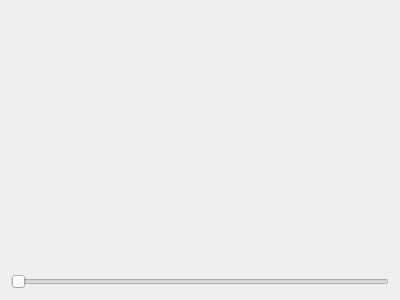
Above: application/gui/videoplayer.ui from BioFoV/BioFoV before the change. Below: the same form after it.
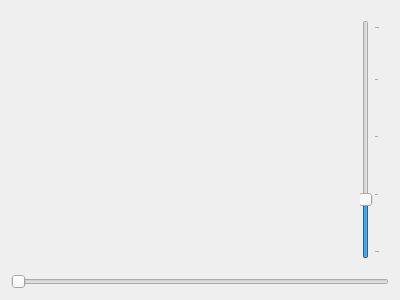
That is the form after the change.

Commit message: added speed slider

The edit to the form file:
```diff
--- a/application/gui/videoplayer.ui
+++ b/application/gui/videoplayer.ui
@@ -15,7 +15,35 @@
   </property>
   <layout class="QVBoxLayout" name="verticalLayout">
    <item>
-    <widget class="QWidget" name="player" native="true"/>
+    <widget class="QWidget" name="widget" native="true">
+     <layout class="QHBoxLayout" name="horizontalLayout_2">
+      <item>
+       <widget class="QWidget" name="player" native="true"/>
+      </item>
+      <item>
+       <widget class="QSlider" name="speedSlider">
+        <property name="minimum">
+         <number>1</number>
+        </property>
+        <property name="maximum">
+         <number>40</number>
+        </property>
+        <property name="value">
+         <number>10</number>
+        </property>
+        <property name="orientation">
+         <enum>Qt::Vertical</enum>
+        </property>
+        <property name="tickPosition">
+         <enum>QSlider::TicksBelow</enum>
+        </property>
+        <property name="tickInterval">
+         <number>10</number>
+        </property>
+       </widget>
+      </item>
+     </layout>
+    </widget>
    </item>
    <item>
     <widget class="QSlider" name="posSlider">
```
The commit also changes 2 other files.
